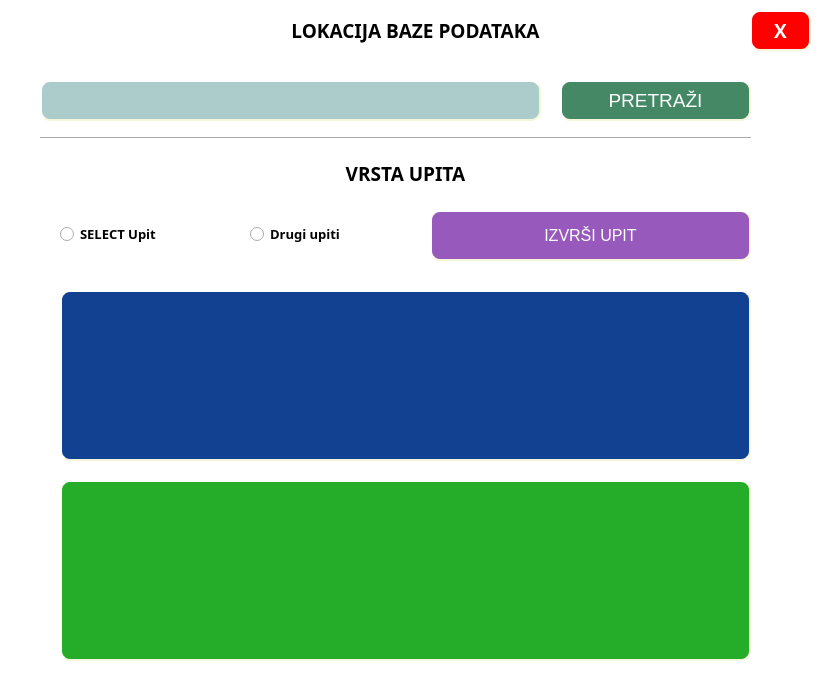
Before: the Qt Designer form home.ui in owlCoder/QueryMaterial, drawn with Qt 5.
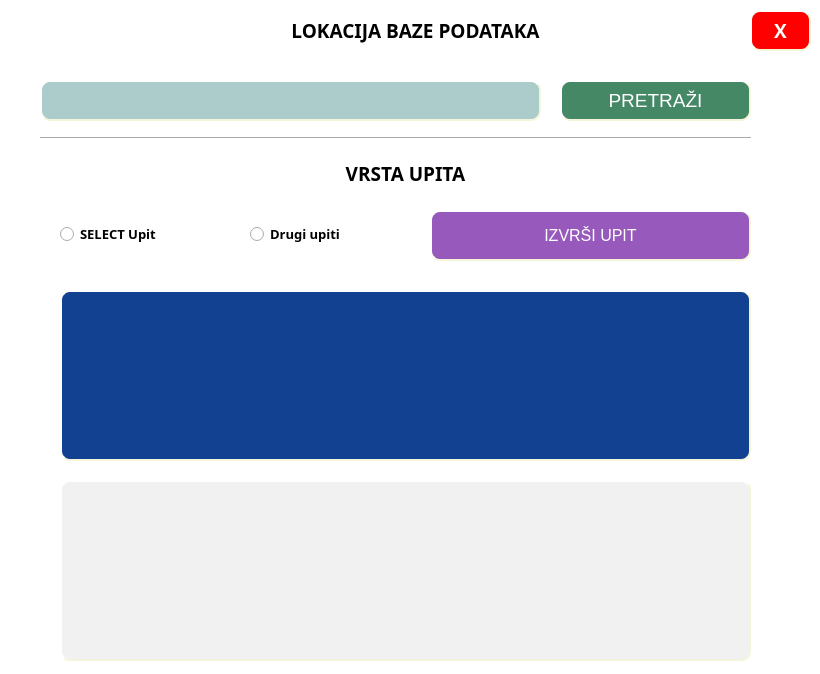
After: the same form once the commit is applied.

Commit message: Use message box and fix some bugs

```diff
--- a/home.ui
+++ b/home.ui
@@ -286,6 +286,28 @@
      <enum>Qt::Horizontal</enum>
     </property>
    </widget>
+   <widget class="QLineEdit" name="error">
+    <property name="geometry">
+     <rect>
+      <x>60</x>
+      <y>480</y>
+      <width>691</width>
+      <height>181</height>
+     </rect>
+    </property>
+    <property name="styleSheet">
+     <string notr="true">  background-color: #f1f1f1;
+    border-style: outset;
+    border-width: 2px;
+    border-radius: 10px;
+    border-color: beige;
+    padding: 6px;
+	color: red;</string>
+    </property>
+    <property name="alignment">
+     <set>Qt::AlignCenter</set>
+    </property>
+   </widget>
   </widget>
  </widget>
  <resources/>
```
The commit also changes 1 other file.
